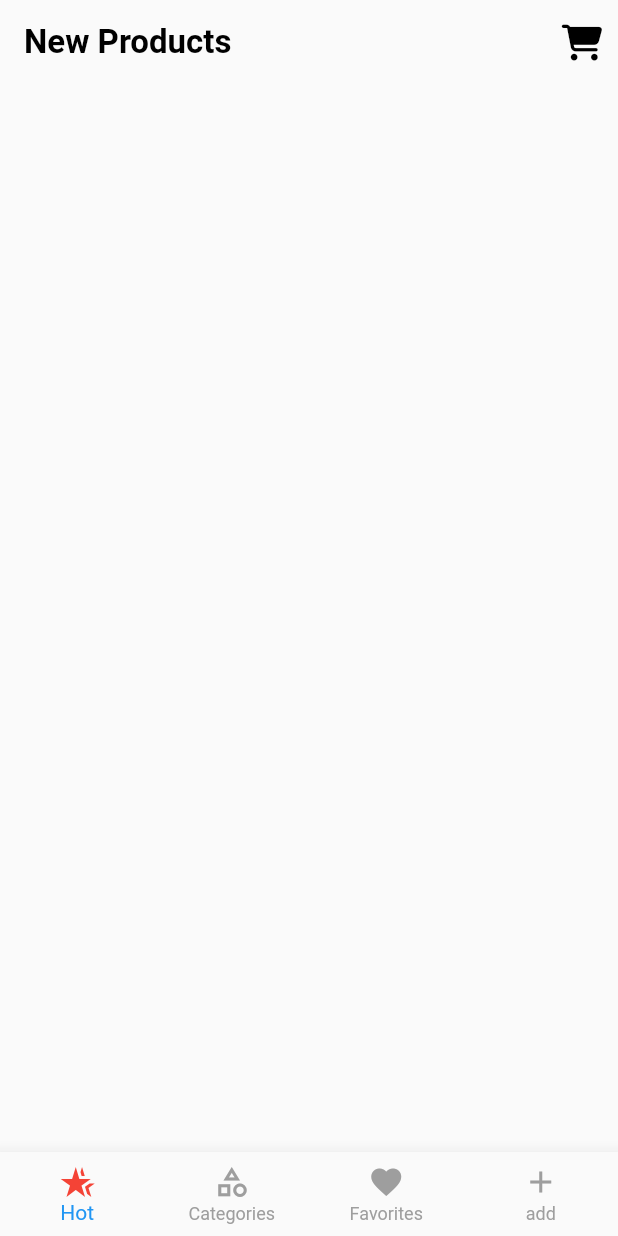
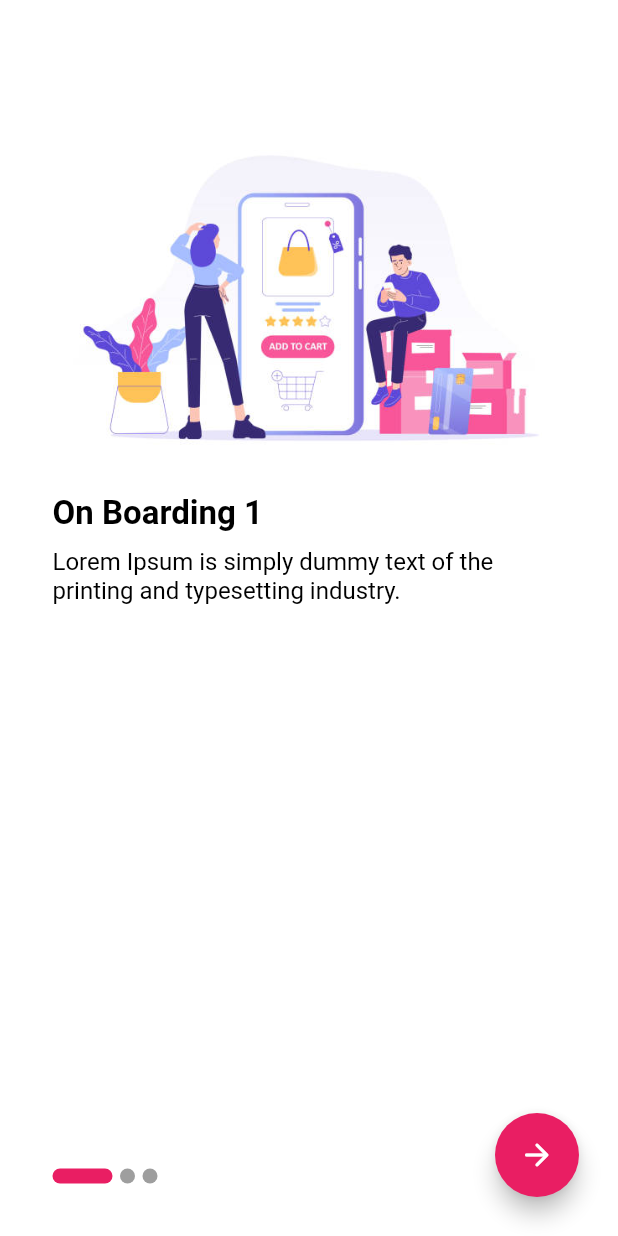
Before and after one commit to MohammedOsama1/eCommerce_store, a Flutter app: the screen it shows after launch, on a phone screen of 412 x 824 dp. Run offline on Flutter 3.47's test engine with Material 2 defaults, Android fonts, the light colour scheme and no system bars; drawn by our look-alikes of smooth_page_indicator; our stand-ins replace flutter_bloc, font_awesome_flutter, google_fonts, shared_preferences; Roboto replaces fonts that are missing (Cairo).

Commit message:
adding onBoarding Screen & shared preference

```diff
--- a/lib/cubit/cubit.dart
+++ b/lib/cubit/cubit.dart
@@ -3,7 +3,6 @@ import 'dart:convert';
 import 'package:ecommerce_store/screens/hot.dart';
 import 'package:ecommerce_store/widgets/product_model.dart';
 import 'package:ecommerce_store/cubit/state.dart';
-import 'package:flutter/foundation.dart';
 import 'package:flutter/material.dart';
 import 'package:flutter_bloc/flutter_bloc.dart';
 import 'package:http/http.dart' as http;
--- /dev/null
+++ b/lib/helpers/shared_pref.dart
@@ -0,0 +1,16 @@
+import 'package:shared_preferences/shared_preferences.dart';
+
+class CashHelper {
+  static SharedPreferences? sharedPreferences;
+
+  static init() async {
+    sharedPreferences = await SharedPreferences.getInstance();
+  }
+
+  static Future<bool> addData(key, value) async {
+    return  await sharedPreferences!.setBool(key, value);
+  }
+
+  static getData(key) {
+    return sharedPreferences!.getBool(key);
+}}
--- a/lib/main.dart
+++ b/lib/main.dart
@@ -1,35 +1,46 @@
 import 'package:ecommerce_store/cubit/cubit.dart';
+import 'package:ecommerce_store/helpers/shared_pref.dart';
 import 'package:ecommerce_store/screens/selected_category.dart';
 import 'package:flutter/material.dart';
 import 'package:flutter_bloc/flutter_bloc.dart';
 
 import 'layout.dart';
+import 'screens/on_boarding/onBoarding.dart';
 import 'screens/product_details_screen.dart';
 
-void main() {
-  runApp(const MyApp());
+void main() async {
   WidgetsFlutterBinding.ensureInitialized();
+  await CashHelper.init();
+  bool? oldUser ;
+  if(CashHelper.getData('oldUser?') == null )
+    {
+      oldUser = false;
+    } else {
+    oldUser = CashHelper.getData('oldUser?');
+  }
+  runApp(MyApp(oldUser: oldUser!));
 }
 
 class MyApp extends StatelessWidget {
-  const MyApp({Key? key}) : super(key: key);
+  const MyApp({Key? key, required this.oldUser}) : super(key: key);
+  final bool oldUser;
 
   @override
   Widget build(BuildContext context) {
     return BlocProvider(
-      create: (BuildContext context)=> HomeCubit(),
+      create: (BuildContext context) => HomeCubit(),
       child: MaterialApp(
         debugShowCheckedModeBanner: false,
         title: 'Flutter Demo',
         theme: ThemeData(
           primarySwatch: Colors.blue,
         ),
-        initialRoute: '1',
+        initialRoute: oldUser ? '1' : 'on',
         routes: {
-          '1' : (context)=> const LayoutScreen(),
-          '2' :(context) => const ProductDetailsScreen(),
-          '3' :(context) => const SelectedCategory()
-
+          'on': (context) => const OnBoarding(),
+          '1': (context) => const LayoutScreen(),
+          '2': (context) => const ProductDetailsScreen(),
+          '3': (context) => const SelectedCategory(),
         },
       ),
     );
--- /dev/null
+++ b/lib/screens/on_boarding/onBoarding.dart
@@ -0,0 +1,116 @@
+import 'package:ecommerce_store/helpers/shared_pref.dart';
+import 'package:ecommerce_store/widgets/theme.dart';
+import 'package:flutter/material.dart';
+import 'package:smooth_page_indicator/smooth_page_indicator.dart';
+
+import 'on_model.dart';
+
+class OnBoarding extends StatefulWidget {
+  const OnBoarding({Key? key}) : super(key: key);
+
+  @override
+  State<OnBoarding> createState() => _OnBoardingState();
+}
+
+class _OnBoardingState extends State<OnBoarding> {
+  List<OnModel> boardingList = [
+    OnModel(
+        'On Boarding 1',
+        'Lorem Ipsum is simply dummy text of the printing and typesetting industry. ',
+        'assets/on1.jpg'),
+    OnModel(
+        'On Boarding 2',
+        'when an unknown printer took a galley of type and scrambled it to make a type specimen book., ',
+        'assets/on2.jpg'),
+    OnModel(
+        'On Boarding 3',
+        'Lorem Ipsum has been the industry\'s standard dummy text ever since the 1500s ',
+        'assets/on3.png'),
+  ];
+
+  var pageCont = PageController();
+
+  int index = 0;
+
+  @override
+  Widget build(BuildContext context) {
+    return Scaffold(
+      appBar: AppBar(
+        elevation: 0,
+        backgroundColor: Colors.transparent,
+      ),
+      backgroundColor: Colors.white,
+      body: Padding(
+        padding: const EdgeInsets.all(35.0),
+        child: Column(
+          crossAxisAlignment: CrossAxisAlignment.start,
+          children: [
+            Expanded(
+              child: PageView.builder(
+                physics: const BouncingScrollPhysics(),
+                itemBuilder: (context, index) => onBuilder(boardingList[index]),
+                itemCount: 3,
+                onPageChanged: (x) {
+                  setState(() {
+                    index = x;
+                  });
+                },
+                controller: pageCont,
+              ),
+            ),
+            SmoothPageIndicator(
+              controller: pageCont,
+              count: 3,
+              effect: const ExpandingDotsEffect(
+                  dotColor: Colors.grey,
+                  activeDotColor: Colors.pink,
+                  dotHeight: 10,
+                  expansionFactor: 4,
+                  dotWidth: 10,
+                  spacing: 5),
+            )
+          ],
+        ),
+      ),
+      floatingActionButton: Padding(
+        padding: const EdgeInsets.all(10.0),
+        child: FloatingActionButton(
+          backgroundColor: Colors.pink,
+          onPressed: () async {
+            if (index == 2)    {
+              Navigator.pushNamedAndRemoveUntil(context, '1', (route) => false);
+              await CashHelper.addData('oldUser?', true);
+
+            }
+            pageCont.nextPage(
+                duration: const Duration(milliseconds: 666),
+                curve: Curves.fastLinearToSlowEaseIn);
+          },
+          child: const Icon(
+            Icons.arrow_forward_rounded,
+          ),
+        ),
+      ),
+    );
+  }
+
+  Column onBuilder(OnModel model) {
+    return Column(crossAxisAlignment: CrossAxisAlignment.start, children: [
+      Image.asset(model.img),
+      const SizedBox(
+        height: 10,
+      ),
+      Text(
+        model.title,
+        style: primaryStyle,
+      ),
+      const SizedBox(
+        height: 10,
+      ),
+      Text(
+        model.txt,
+        style: primaryStyle.copyWith(fontSize: 16, fontWeight: FontWeight.w400),
+      ),
+    ]);
+  }
+}
--- /dev/null
+++ b/lib/screens/on_boarding/on_model.dart
@@ -0,0 +1,7 @@
+class OnModel{
+ final String title;
+ final String txt;
+ final String img;
+
+  OnModel(this.title, this.txt, this.img);
+}
--- a/lib/widgets/product_builder.dart
+++ b/lib/widgets/product_builder.dart
@@ -24,7 +24,7 @@ class ProductBuilder extends StatelessWidget {
               children: [
                 Image.network(
                   model.image,
-                  height: 110,
+                  height: 100,
                   fit: BoxFit.fill,
                 ),
                 const SizedBox(
--- a/pubspec.yaml
+++ b/pubspec.yaml
@@ -40,6 +40,8 @@ dependencies:
   google_fonts:
   modal_progress_hud_nsn:
   font_awesome_flutter:
+  smooth_page_indicator:
+  shared_preferences:
 dev_dependencies:
   flutter_test:
     sdk: flutter
@@ -63,8 +65,8 @@ flutter:
   uses-material-design: true
 
   # To add assets to your application, add an assets section, like this:
-  # assets:
-  #   - images/a_dot_burr.jpeg
+  assets:
+    - assets/
   #   - images/a_dot_ham.jpeg
 
   # An image asset can refer to one or more resolution-specific "variants", see
```
Also changed, not shown: assets/on1.jpg (added), assets/on2.jpg (added), assets/on3.png (added), pubspec.lock.
